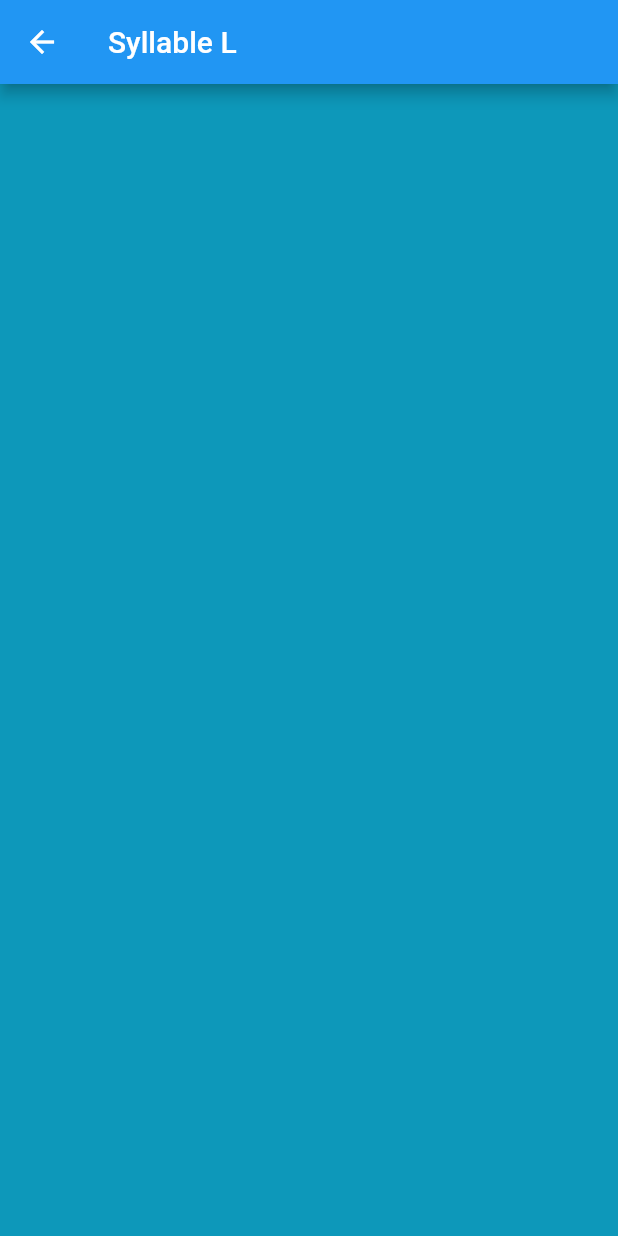
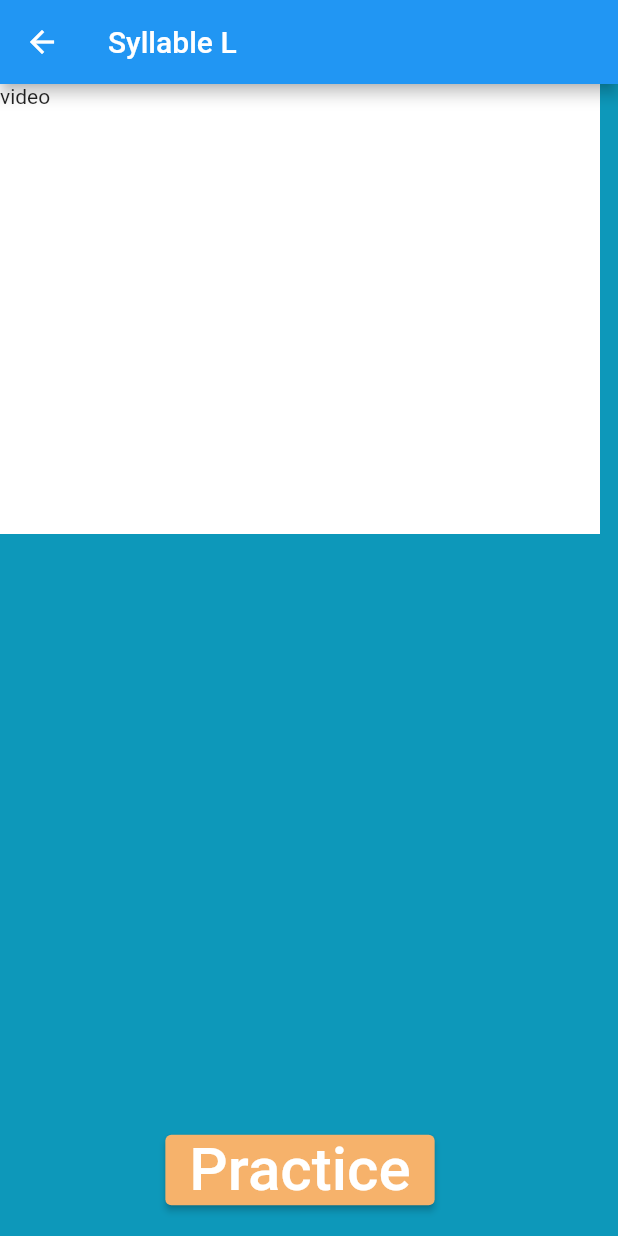
Before and after one commit to Moteele/SeekSpeak, a Flutter app: the screen it shows after launch, after a tap on an icon or button, on a phone screen of 412 x 824 dp. Run offline on Flutter 3.47's test engine with Material 2 defaults, Android fonts, the phone set to English and light mode, and no system bars; our stand-ins replace get, google_fonts; Roboto replaces fonts that are missing (Ribeye).

Commit message:
adding practice screen

```diff
--- a/lib/app_routes.dart
+++ b/lib/app_routes.dart
@@ -1,16 +1,19 @@
 import 'screens/dashboard.dart';
 import 'screens/practice.dart';
+import 'screens/speak.dart';
 import 'app_export.dart';
 
 class AppRoutes {
   static String dashboard = '/dashboard';
   static String practice = '/practice';
+  static String speak = '/speak';
 
   static List<GetPage> pages = [
     GetPage(
       name: dashboard,
       page: () => Dashboard(),
     ),
-    GetPage(name: practice, page: () => Practice())
+    GetPage(name: practice, page: () => Practice()),
+    GetPage(name: speak, page: () => Speak())
   ];
 }
--- a/lib/main.dart
+++ b/lib/main.dart
@@ -2,9 +2,9 @@ import 'app_export.dart';
 
 void main() {
   runApp(GetMaterialApp(
-    initialRoute: AppRoutes.dashboard,
-    getPages: AppRoutes.pages,
-    theme: ThemeData(
+      initialRoute: AppRoutes.dashboard,
+      getPages: AppRoutes.pages,
+      theme: ThemeData(
         //backgroundColor: const Color(0xFF00C4CC),
         scaffoldBackgroundColor: const Color(0xFF0D98BA),
         primaryColor: Colors.white,
@@ -16,6 +16,6 @@ void main() {
           secondary: const Color(0xFFC4d6bb),
         ),
         */
-        textTheme: GoogleFonts.ribeyeTextTheme()),
-  ));
+        textTheme: GoogleFonts.robotoTextTheme(),
+      )));
 }
--- a/lib/screens/dashboard.dart
+++ b/lib/screens/dashboard.dart
@@ -57,10 +57,7 @@ class _ExerciseButtonState extends State<ExerciseButton> {
             color: widget.color,
             shape: BoxShape.circle,
           ),
-          child: Text(
-            widget.name,
-            style: TextStyle(fontSize: 20),
-          ),
+          child: Text(widget.name, style: GoogleFonts.ribeye(fontSize: 20)),
         ),
         onTap: () {
           Get.toNamed('/practice', arguments: widget.name);
--- a/lib/screens/practice.dart
+++ b/lib/screens/practice.dart
@@ -7,7 +7,30 @@ class Practice extends StatelessWidget {
   Widget build(BuildContext context) {
     return Scaffold(
       appBar: AppBar(title: Text("Syllable " + Get.arguments)),
-      body: Container(),
+      body: Column(
+        mainAxisAlignment: MainAxisAlignment.spaceBetween,
+        crossAxisAlignment: CrossAxisAlignment.center,
+        children: [
+          Container(
+              width: 400,
+              height: 300,
+              color: Colors.white,
+              child: Text("video")),
+          Padding(
+            padding: const EdgeInsets.all(20),
+            child: ElevatedButton(
+              style: ElevatedButton.styleFrom(primary: Color(0xFFF6B26B)),
+              child: Text(
+                "Practice",
+                style: TextStyle(fontSize: 40),
+              ),
+              onPressed: () {
+                Get.toNamed('/speak');
+              },
+            ),
+          ),
+        ],
+      ),
     );
   }
 }
```
Also changed, not shown: lib/screens/speak.dart (+10 -0 lines).
